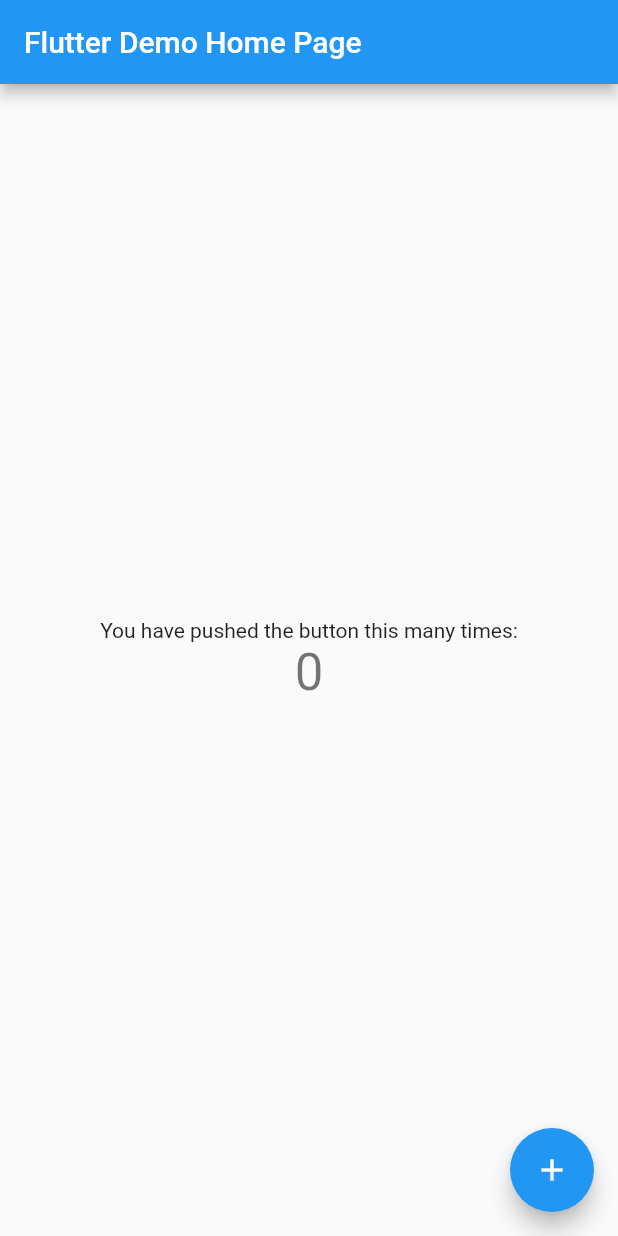
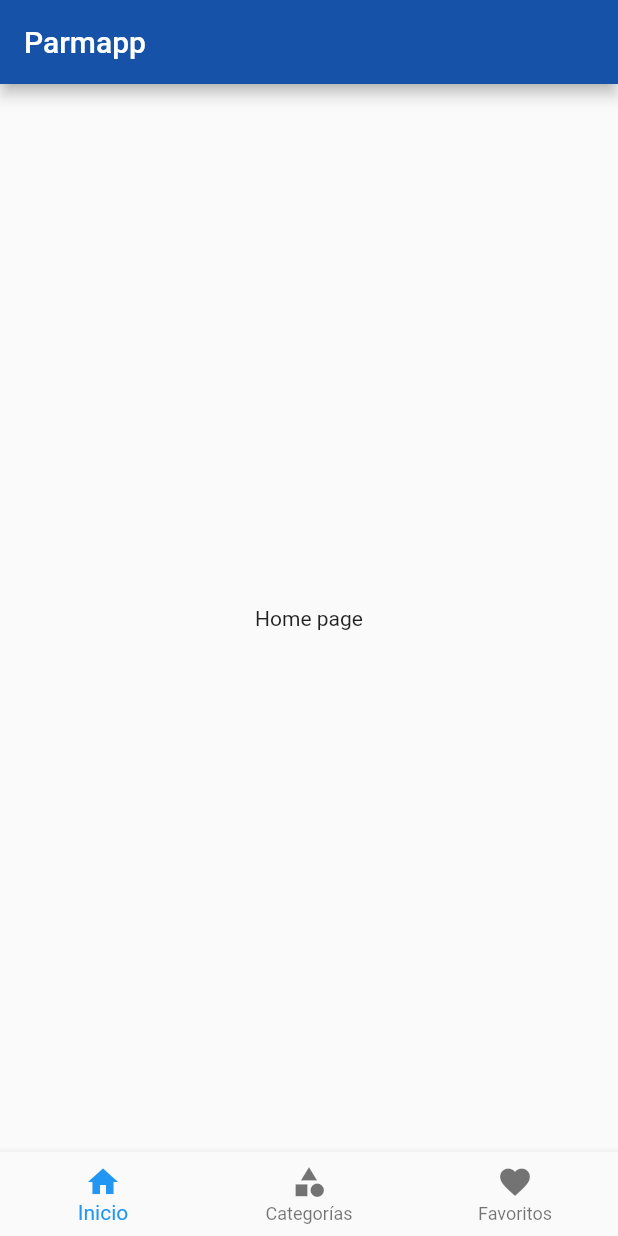
Before and after one commit to edgon85/farmacia, a Flutter app: the screen it shows after launch, on a phone screen of 412 x 824 dp. Run offline on Flutter 3.47's test engine with Material 2 defaults, Android fonts, the phone set to English and light mode, and no system bars.

Commit message:
colores, bottomBar y pages home, favorites, category creados

```diff
--- a/lib/main.dart
+++ b/lib/main.dart
@@ -1,3 +1,5 @@
+import 'package:farm_app/src/pages/container_page.dart';
+import 'package:farm_app/src/utils/theme.dart';
 import 'package:flutter/material.dart';
 
 void main() => runApp(MyApp());
@@ -7,105 +9,16 @@
   @override
   Widget build(BuildContext context) {
     return MaterialApp(
-      title: 'Flutter Demo',
-      theme: ThemeData(
-        // This is the theme of your application.
-        //
-        // Try running your application with "flutter run". You'll see the
-        // application has a blue toolbar. Then, without quitting the app, try
-        // changing the primarySwatch below to Colors.green and then invoke
-        // "hot reload" (press "r" in the console where you ran "flutter run",
-        // or simply save your changes to "hot reload" in a Flutter IDE).
-        // Notice that the counter didn't reset back to zero; the application
-        // is not restarted.
+      title: 'Parmapp',
+      debugShowCheckedModeBanner: false,
+     theme: appTheme(),
+     /* theme: ThemeData(
         primarySwatch: Colors.blue,
-      ),
-      home: MyHomePage(title: 'Flutter Demo Home Page'),
+      ),*/
+      initialRoute: 'container',
+      routes: {
+        'container': (BuildContext context) => ContainerPage()
+      },
     );
   }
 }
-
-class MyHomePage extends StatefulWidget {
-  MyHomePage({Key key, this.title}) : super(key: key);
-
-  // This widget is the home page of your application. It is stateful, meaning
-  // that it has a State object (defined below) that contains fields that affect
-  // how it looks.
-
-  // This class is the configuration for the state. It holds the values (in this
-  // case the title) provided by the parent (in this case the App widget) and
-  // used by the build method of the State. Fields in a Widget subclass are
-  // always marked "final".
-
-  final String title;
-
-  @override
-  _MyHomePageState createState() => _MyHomePageState();
-}
-
-class _MyHomePageState extends State<MyHomePage> {
-  int _counter = 0;
-
-  void _incrementCounter() {
-    setState(() {
-      // This call to setState tells the Flutter framework that something has
-      // changed in this State, which causes it to rerun the build method below
-      // so that the display can reflect the updated values. If we changed
-      // _counter without calling setState(), then the build method would not be
-      // called again, and so nothing would appear to happen.
-      _counter++;
-    });
-  }
-
-  @override
-  Widget build(BuildContext context) {
-    // This method is rerun every time setState is called, for instance as done
-    // by the _incrementCounter method above.
-    //
-    // The Flutter framework has been optimized to make rerunning build methods
-    // fast, so that you can just rebuild anything that needs updating rather
-    // than having to individually change instances of widgets.
-    return Scaffold(
-      appBar: AppBar(
-        // Here we take the value from the MyHomePage object that was created by
-        // the App.build method, and use it to set our appbar title.
-        title: Text(widget.title),
-      ),
-      body: Center(
-        // Center is a layout widget. It takes a single child and positions it
-        // in the middle of the parent.
-        child: Column(
-          // Column is also a layout widget. It takes a list of children and
-          // arranges them vertically. By default, it sizes itself to fit its
-          // children horizontally, and tries to be as tall as its parent.
-          //
-          // Invoke "debug painting" (press "p" in the console, choose the
-          // "Toggle Debug Paint" action from the Flutter Inspector in Android
-          // Studio, or the "Toggle Debug Paint" command in Visual Studio Code)
-          // to see the wireframe for each widget.
-          //
-          // Column has various properties to control how it sizes itself and
-          // how it positions its children. Here we use mainAxisAlignment to
-          // center the children vertically; the main axis here is the vertical
-          // axis because Columns are vertical (the cross axis would be
-          // horizontal).
-          mainAxisAlignment: MainAxisAlignment.center,
-          children: <Widget>[
-            Text(
-              'You have pushed the button this many times:',
-            ),
-            Text(
-              '$_counter',
-              style: Theme.of(context).textTheme.display1,
-            ),
-          ],
-        ),
-      ),
-      floatingActionButton: FloatingActionButton(
-        onPressed: _incrementCounter,
-        tooltip: 'Increment',
-        child: Icon(Icons.add),
-      ), // This trailing comma makes auto-formatting nicer for build methods.
-    );
-  }
-}
--- /dev/null
+++ b/lib/src/pages/container_page.dart
@@ -0,0 +1,48 @@
+import 'package:flutter/material.dart';
+
+class ContainerPage extends StatefulWidget {
+  @override
+  _ContainerPageState createState() => _ContainerPageState();
+}
+
+class _ContainerPageState extends State<ContainerPage> {
+  int _currentIndex = 0;
+
+  @override
+  Widget build(BuildContext context) {
+    return Scaffold(
+      /*<============================>*/
+      /*Appbar*/
+      /*<============================>*/
+      appBar: AppBar(
+        title: Text('Parmapp'),
+      ),
+      /*>============================<*/
+
+      /*==============================*/
+      /*Body*/
+      /*==============================*/
+      body: Container(
+        child: Center(
+          child: Text('Home page'),
+        ),
+      ),
+      /*==============================*/
+
+      bottomNavigationBar: _bottomBar(),
+    );
+  }
+
+  /*==============================*/
+  /*Bottom Bar*/
+  /*==============================*/
+  Widget _bottomBar() {
+    return BottomNavigationBar(elevation: 4, items: <BottomNavigationBarItem>[
+      BottomNavigationBarItem(icon: Icon(Icons.home), title: Text('Inicio')),
+      BottomNavigationBarItem(
+          icon: Icon(Icons.category), title: Text('Categorías')),
+      BottomNavigationBarItem(
+          icon: Icon(Icons.favorite), title: Text('Favoritos')),
+    ]);
+  }
+}
--- /dev/null
+++ b/lib/src/utils/theme.dart
@@ -0,0 +1,21 @@
+import 'package:farm_app/src/utils/color_app.dart';
+import 'package:flutter/material.dart';
+
+ThemeData appTheme() {
+  TextTheme _textTheme(TextTheme base) {
+    return base.copyWith(
+        headline: base.headline.copyWith(
+            fontFamily: 'Monserrat',
+            fontSize: 22.0,
+            color: Colors.black
+        )
+    );
+  }
+
+  final ThemeData base = ThemeData.light();
+  return base.copyWith(
+      textTheme: _textTheme(base.textTheme),
+    primaryColor: ColorApp.primaryColor,
+    accentColor: ColorApp.accentColor,
+  );
+}
```
Also changed, not shown: lib/src/pages/categories/category_page.dart (added, +12 -0 lines), lib/src/pages/favorites/favorites_page.dart (added, +12 -0 lines), lib/src/pages/home/home_page.dart (added, +12 -0 lines), lib/src/utils/color_app.dart (added, +16 -0 lines).
